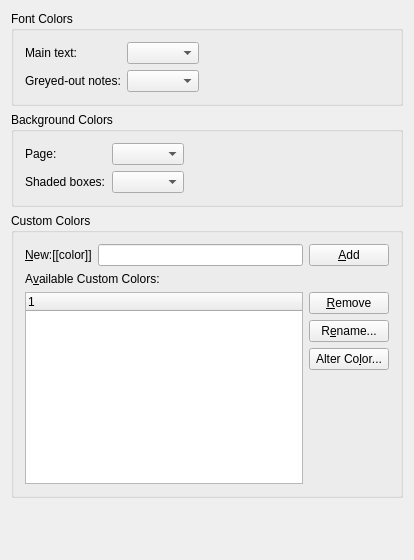
The window that src/frontends/qt/ui/ColorUi.ui (kojiOnHill/lyx) describes before a commit, drawn with Qt 5.
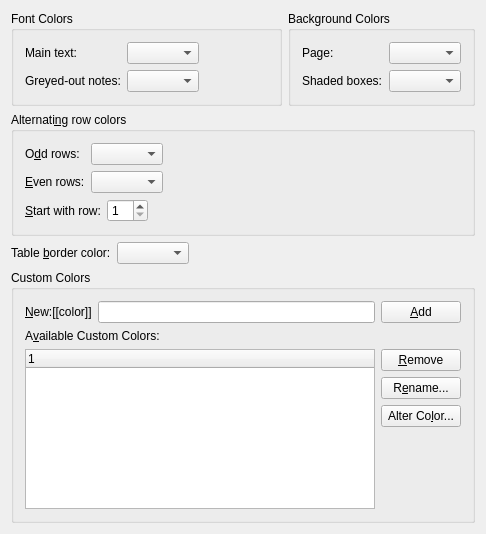
The same window after the commit. Custom widgets are drawn as their Qt base class.

```diff
--- a/src/frontends/qt/ui/ColorUi.ui
+++ b/src/frontends/qt/ui/ColorUi.ui
@@ -6,8 +6,8 @@
    <rect>
     <x>0</x>
     <y>0</y>
-    <width>414</width>
-    <height>560</height>
+    <width>486</width>
+    <height>534</height>
    </rect>
   </property>
   <property name="contextMenuPolicy">
@@ -20,83 +20,133 @@
    <string/>
   </property>
   <layout class="QGridLayout" name="gridLayout_5">
-   <item row="0" column="0">
-    <widget class="QGroupBox" name="fontcolorGB">
+   <item row="4" column="0" colspan="3">
+    <spacer name="spacer">
+     <property name="orientation">
+      <enum>Qt::Vertical</enum>
+     </property>
+     <property name="sizeHint" stdset="0">
+      <size>
+       <width>385</width>
+       <height>3</height>
+      </size>
+     </property>
+    </spacer>
+   </item>
+   <item row="1" column="0" colspan="3">
+    <widget class="QGroupBox" name="rowColorsGB">
      <property name="title">
-      <string>Font Colors</string>
+      <string>Alternati&amp;ng row colors</string>
      </property>
-     <property name="flat">
-      <bool>true</bool>
-     </property>
-     <layout class="QVBoxLayout" name="verticalLayout">
+     <layout class="QVBoxLayout" name="verticalLayout_3">
       <item>
-       <layout class="QGridLayout" name="gridLayout">
-        <item row="1" column="2">
-         <spacer>
-          <property name="orientation">
-           <enum>Qt::Horizontal</enum>
-          </property>
-          <property name="sizeHint" stdset="0">
-           <size>
-            <width>40</width>
-            <height>20</height>
-           </size>
-          </property>
-         </spacer>
-        </item>
+       <layout class="QGridLayout" name="gridLayout_11">
         <item row="0" column="0">
-         <widget class="QLabel" name="fontColorLA">
+         <widget class="QLabel" name="oddRowColorLA">
           <property name="text">
-           <string>Main text:</string>
+           <string>O&amp;dd rows:</string>
           </property>
-         </widget>
-        </item>
-        <item row="1" column="0">
-         <widget class="QLabel" name="noteFontColorLA">
-          <property name="text">
-           <string>Greyed-out notes:</string>
+          <property name="buddy">
+           <cstring>oddRowColorCO</cstring>
           </property>
          </widget>
         </item>
-        <item row="0" column="2">
-         <spacer>
-          <property name="orientation">
-           <enum>Qt::Horizontal</enum>
-          </property>
-          <property name="sizeHint" stdset="0">
-           <size>
-            <width>40</width>
-            <height>20</height>
-           </size>
-          </property>
-         </spacer>
-        </item>
         <item row="0" column="1">
-         <widget class="lyx::frontend::ColorsCombo" name="textColorCO">
+         <widget class="lyx::frontend::ColorsCombo" name="oddRowColorCO">
           <property name="inputMethodHints">
-           <set>Qt::InputMethodHint::ImhDigitsOnly|Qt::InputMethodHint::ImhLatinOnly</set>
+           <set>Qt::ImhDigitsOnly|Qt::ImhLatinOnly</set>
           </property>
           <property name="maxVisibleItems">
            <number>20</number>
           </property>
          </widget>
         </item>
+        <item row="1" column="0">
+         <widget class="QLabel" name="evenRowColorLA">
+          <property name="text">
+           <string>&amp;Even rows:</string>
+          </property>
+          <property name="buddy">
+           <cstring>evenRowColorCO</cstring>
+          </property>
+         </widget>
+        </item>
         <item row="1" column="1">
-         <widget class="lyx::frontend::ColorsCombo" name="noteColorCO">
+         <widget class="lyx::frontend::ColorsCombo" name="evenRowColorCO">
           <property name="inputMethodHints">
-           <set>Qt::InputMethodHint::ImhDigitsOnly|Qt::InputMethodHint::ImhLatinOnly</set>
+           <set>Qt::ImhDigitsOnly|Qt::ImhLatinOnly</set>
           </property>
           <property name="maxVisibleItems">
            <number>20</number>
           </property>
          </widget>
+        </item>
+        <item row="1" column="2">
+         <spacer name="horizontalSpacer_4">
+          <property name="orientation">
+           <enum>Qt::Horizontal</enum>
+          </property>
+          <property name="sizeHint" stdset="0">
+           <size>
+            <width>477</width>
+            <height>20</height>
+           </size>
+          </property>
+         </spacer>
+        </item>
+       </layout>
+      </item>
+      <item>
+       <layout class="QHBoxLayout" name="horizontalLayout_6">
+        <item>
+         <widget class="QLabel" name="firstColoredRowLA">
+          <property name="text">
+           <string>&amp;Start with row:</string>
+          </property>
+          <property name="buddy">
+           <cstring>firstColoredRowSB</cstring>
+          </property>
+         </widget>
+        </item>
+        <item>
+         <widget class="QSpinBox" name="firstColoredRowSB">
+          <property name="minimum">
+           <number>1</number>
+          </property>
+         </widget>
+        </item>
+        <item>
+         <spacer name="horizontalSpacer_7">
+          <property name="orientation">
+           <enum>Qt::Horizontal</enum>
+          </property>
+          <property name="sizeHint" stdset="0">
+           <size>
+            <width>477</width>
+            <height>20</height>
+           </size>
+          </property>
+         </spacer>
         </item>
        </layout>
       </item>
      </layout>
     </widget>
    </item>
-   <item row="1" column="0">
+   <item row="2" column="1">
+    <spacer name="horizontalSpacer">
+     <property name="orientation">
+      <enum>Qt::Horizontal</enum>
+     </property>
+     <property name="sizeHint" stdset="0">
+      <size>
+       <width>53</width>
+       <height>20</height>
+      </size>
+     </property>
+    </spacer>
+   </item>
+   <item row="0" column="2">
     <widget class="QGroupBox" name="backgroundGB">
      <property name="title">
       <string>Background Colors</string>
@@ -150,7 +200,7 @@
         <item row="0" column="1">
          <widget class="lyx::frontend::ColorsCombo" name="pageColorCO">
           <property name="inputMethodHints">
-           <set>Qt::InputMethodHint::ImhDigitsOnly|Qt::InputMethodHint::ImhLatinOnly</set>
+           <set>Qt::ImhDigitsOnly|Qt::ImhLatinOnly</set>
           </property>
           <property name="maxVisibleItems">
            <number>20</number>
@@ -160,7 +210,7 @@
         <item row="1" column="1">
          <widget class="lyx::frontend::ColorsCombo" name="shadedColorCO">
           <property name="inputMethodHints">
-           <set>Qt::InputMethodHint::ImhDigitsOnly|Qt::InputMethodHint::ImhLatinOnly</set>
+           <set>Qt::ImhDigitsOnly|Qt::ImhLatinOnly</set>
           </property>
           <property name="maxVisibleItems">
            <number>20</number>
@@ -172,7 +222,7 @@
      </layout>
     </widget>
    </item>
-   <item row="2" column="0">
+   <item row="3" column="0" colspan="3">
     <widget class="QGroupBox" name="customColorsGB">
      <property name="title">
       <string>Custom Colors</string>
@@ -284,18 +334,105 @@
      </layout>
     </widget>
    </item>
-   <item row="3" column="0">
-    <spacer name="spacer">
-     <property name="orientation">
-      <enum>Qt::Vertical</enum>
+   <item row="0" column="0" colspan="2">
+    <widget class="QGroupBox" name="fontcolorGB">
+     <property name="title">
+      <string>Font Colors</string>
      </property>
-     <property name="sizeHint" stdset="0">
-      <size>
-       <width>385</width>
-       <height>3</height>
-      </size>
+     <property name="flat">
+      <bool>true</bool>
      </property>
-    </spacer>
+     <layout class="QVBoxLayout" name="verticalLayout">
+      <item>
+       <layout class="QGridLayout" name="gridLayout">
+        <item row="0" column="0">
+         <widget class="QLabel" name="fontColorLA">
+          <property name="text">
+           <string>Main text:</string>
+          </property>
+         </widget>
+        </item>
+        <item row="1" column="0">
+         <widget class="QLabel" name="noteFontColorLA">
+          <property name="text">
+           <string>Greyed-out notes:</string>
+          </property>
+         </widget>
+        </item>
+        <item row="0" column="1">
+         <widget class="lyx::frontend::ColorsCombo" name="textColorCO">
+          <property name="inputMethodHints">
+           <set>Qt::ImhDigitsOnly|Qt::ImhLatinOnly</set>
+          </property>
+          <property name="maxVisibleItems">
+           <number>20</number>
+          </property>
+         </widget>
+        </item>
+        <item row="1" column="1">
+         <widget class="lyx::frontend::ColorsCombo" name="noteColorCO">
+          <property name="inputMethodHints">
+           <set>Qt::ImhDigitsOnly|Qt::ImhLatinOnly</set>
+          </property>
+          <property name="maxVisibleItems">
+           <number>20</number>
+          </property>
+         </widget>
+        </item>
+        <item row="1" column="2">
+         <spacer>
+          <property name="orientation">
+           <enum>Qt::Horizontal</enum>
+          </property>
+          <property name="sizeHint" stdset="0">
+           <size>
+            <width>40</width>
+            <height>20</height>
+           </size>
+          </property>
+         </spacer>
+        </item>
+        <item row="0" column="2">
+         <spacer>
+          <property name="orientation">
+           <enum>Qt::Horizontal</enum>
+          </property>
+          <property name="sizeHint" stdset="0">
+           <size>
+            <width>40</width>
+            <height>20</height>
+           </size>
+          </property>
+         </spacer>
+        </item>
+       </layout>
+      </item>
+     </layout>
+    </widget>
+   </item>
+   <item row="2" column="0">
+    <layout class="QHBoxLayout" name="horizontalLayout">
+     <item>
+      <widget class="QLabel" name="borderColorLA">
+       <property name="text">
+        <string>Table &amp;border color:</string>
+       </property>
+       <property name="buddy">
+        <cstring>borderColorCO</cstring>
+       </property>
+      </widget>
+     </item>
+     <item>
+      <widget class="lyx::frontend::ColorsCombo" name="borderColorCO">
+       <property name="inputMethodHints">
+        <set>Qt::ImhDigitsOnly|Qt::ImhLatinOnly</set>
+       </property>
+       <property name="maxVisibleItems">
+        <number>20</number>
+       </property>
+      </widget>
+     </item>
+    </layout>
    </item>
   </layout>
  </widget>
```
